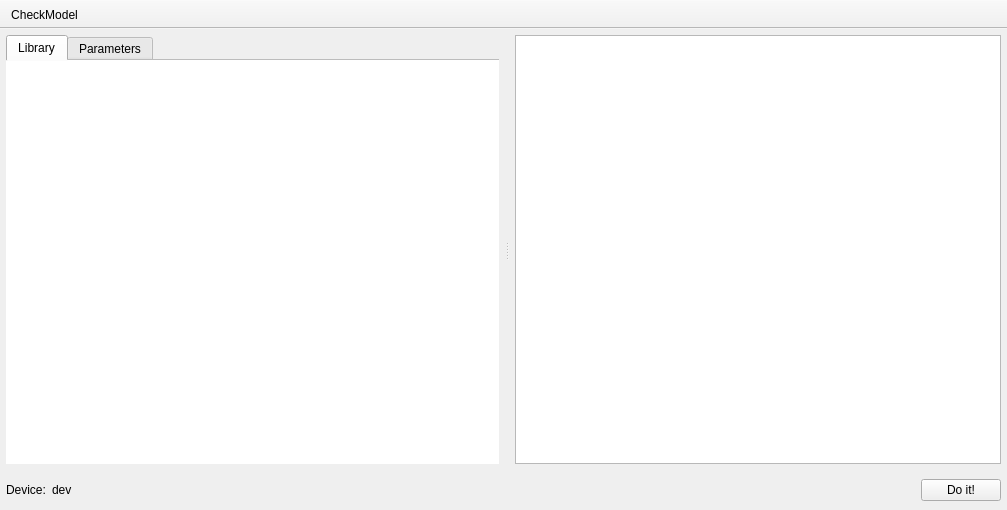
This is src/VeraGrid/Gui/RmsModelEditor/block_editor.ui in JordiBejarUPC/veragrid-hvdc-bipolar-pfc as Qt 5 draws it before an edit. The edited form follows.
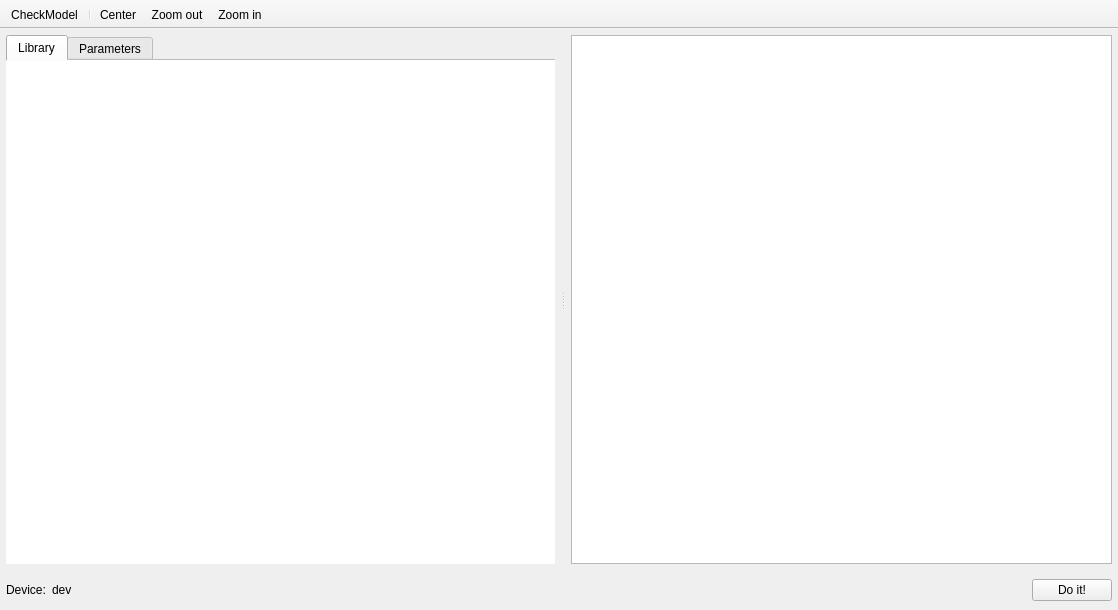
This is the edited form. Icons and pictures are not drawn.

Patch:
```diff
--- a/src/VeraGrid/Gui/RmsModelEditor/block_editor.ui
+++ b/src/VeraGrid/Gui/RmsModelEditor/block_editor.ui
@@ -6,8 +6,8 @@
    <rect>
     <x>0</x>
     <y>0</y>
-    <width>1007</width>
-    <height>510</height>
+    <width>1118</width>
+    <height>610</height>
    </rect>
   </property>
   <property name="windowTitle">
@@ -271,6 +271,10 @@
     <bool>false</bool>
    </attribute>
    <addaction name="block_editor_actionCheckModel"/>
+   <addaction name="separator"/>
+   <addaction name="actionCenter"/>
+   <addaction name="actionZoom_out"/>
+   <addaction name="actionZoom_in"/>
   </widget>
   <action name="block_editor_actionCheckModel">
    <property name="icon">
@@ -284,6 +288,42 @@
     <enum>QAction::MenuRole::NoRole</enum>
    </property>
   </action>
+  <action name="actionCenter">
+   <property name="icon">
+    <iconset resource="../Icons/icons.qrc">
+     <normaloff>:/Icons/icons/resize.png</normaloff>:/Icons/icons/resize.png</iconset>
+   </property>
+   <property name="text">
+    <string>Center</string>
+   </property>
+   <property name="menuRole">
+    <enum>QAction::MenuRole::NoRole</enum>
+   </property>
+  </action>
+  <action name="actionZoom_in">
+   <property name="icon">
+    <iconset resource="../Icons/icons.qrc">
+     <normaloff>:/Icons/icons/zoom_in.png</normaloff>:/Icons/icons/zoom_in.png</iconset>
+   </property>
+   <property name="text">
+    <string>Zoom in</string>
+   </property>
+   <property name="menuRole">
+    <enum>QAction::MenuRole::NoRole</enum>
+   </property>
+  </action>
+  <action name="actionZoom_out">
+   <property name="icon">
+    <iconset resource="../Icons/icons.qrc">
+     <normaloff>:/Icons/icons/zoom_out.png</normaloff>:/Icons/icons/zoom_out.png</iconset>
+   </property>
+   <property name="text">
+    <string>Zoom out</string>
+   </property>
+   <property name="menuRole">
+    <enum>QAction::MenuRole::NoRole</enum>
+   </property>
+  </action>
  </widget>
  <resources>
   <include location="../Icons/icons.qrc"/>
```
Left out of the diff: 2 changed lines with no effect on the pictures.
